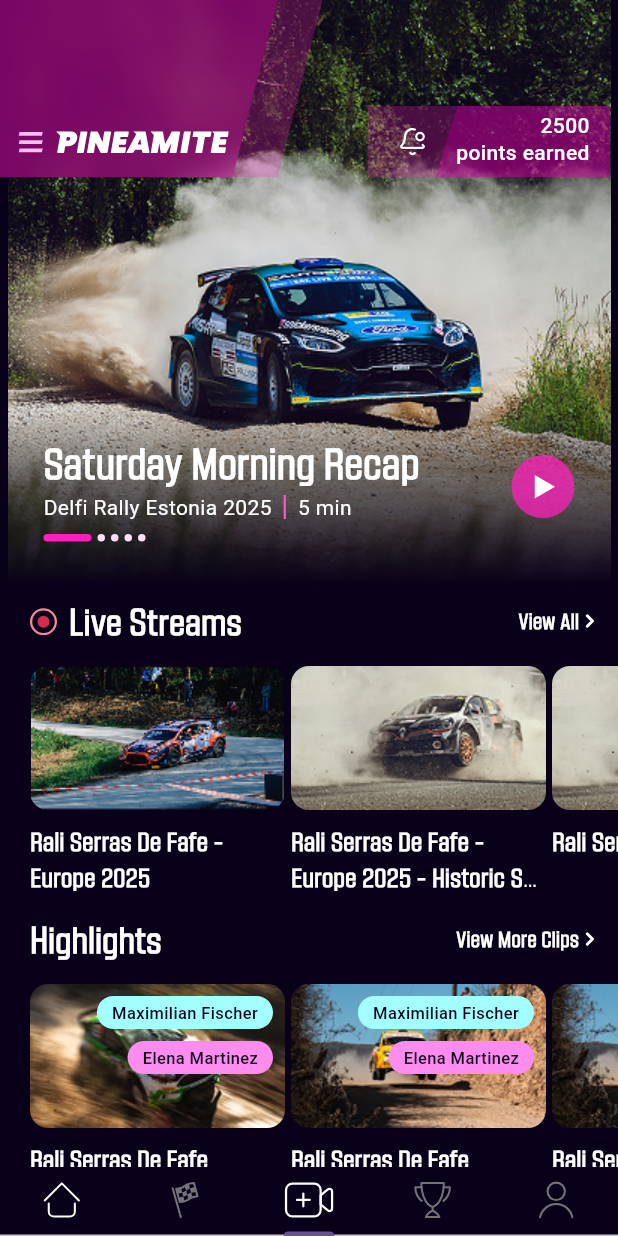
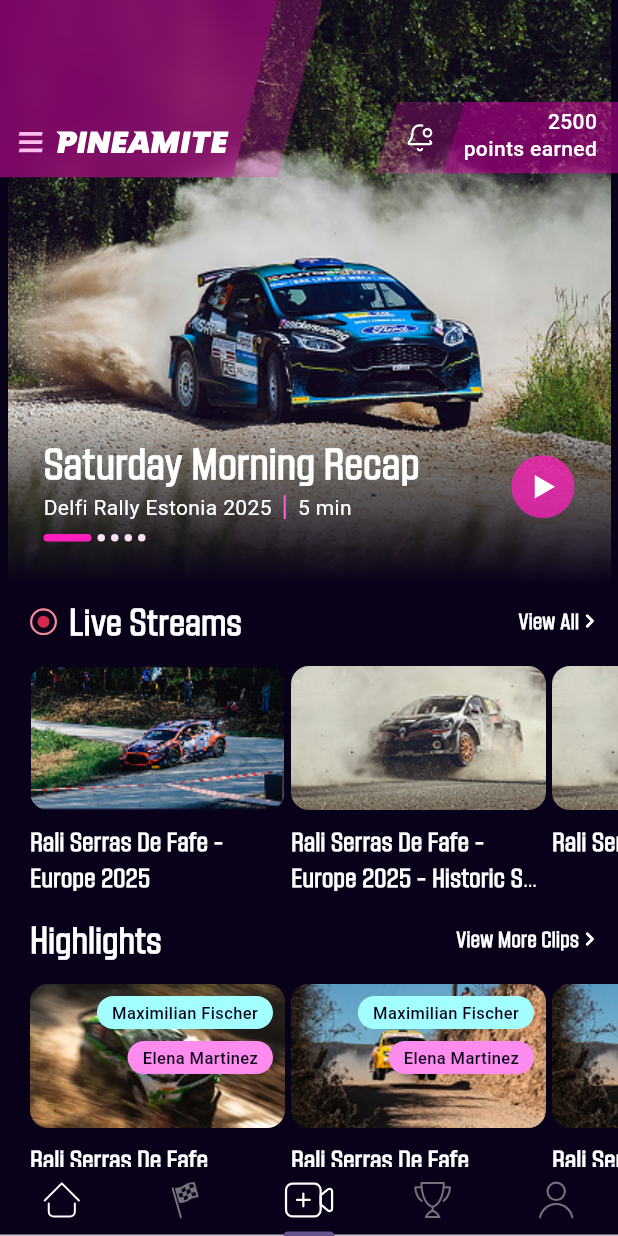
Before and after one commit to MTaimoor99/startup-test, a Flutter app: the screen it shows after launch, on a phone screen of 412 x 824 dp. Run offline on Flutter 3.47's test engine with Material 3 defaults, Android fonts, the phone set to English and light mode, and no system bars; our stand-ins replace flutter_svg; missing offline and left inert: dart:ffi.

Commit message:
fixing the slant of bell icon

```diff
--- a/lib/bell_clipper.dart
+++ b/lib/bell_clipper.dart
@@ -1,13 +1,12 @@
-import 'package:flutter/material.dart';
-
+import 'package:flutter/widgets.dart';
 class BellClipper extends CustomClipper<Path>{
-@override
+  @override
   Path getClip(Size size) {
     Path path = Path();
-    path.lineTo(0, 0); // Start at top left
-    path.lineTo(size.width, 0); // Go to top right
-    path.lineTo(size.width - 15, size.height); // Slant down to bottom (30px from right edge)
-    path.lineTo(0, size.height); // Go to bottom left
+    path.moveTo(15, 0); // Start at top left (slanted in)
+    path.lineTo(size.width, 0); // Go to top right (full width)
+    path.lineTo(size.width - 15, size.height); // Slant in to bottom right
+    path.lineTo(0, size.height); // Go to bottom left (full width)
     path.close();
     return path;
   }
--- a/lib/main.dart
+++ b/lib/main.dart
@@ -596,10 +596,19 @@
                             ],
                           ),
                         ),
-                        Row(
+                      ],
+                    ),
+
+                ),
+                Positioned(
+                top:68,
+                right:0,
+                child:Row(
                           mainAxisAlignment: MainAxisAlignment.end,
                           children: [
-                            ClipPath(
+                            Transform.translate(
+                              offset: Offset(15, 0),
+                              child: ClipPath(
                                 clipper: BellClipper(),
                                 child: Container(
                                   padding: EdgeInsets.all(12),
@@ -613,9 +622,8 @@
                                   ),
                                 ),
                               ),
-                            Transform.translate(
-                              offset: Offset(-15, 0),
-                              child: ClipPath(
+                            ),
+                            ClipPath(
                               clipper: PointsClipper(),
                               child: Container(
                                 padding: const EdgeInsets.only(top:4.0,bottom:4.0,left:14.0,right: 14.0),
@@ -646,14 +654,9 @@
                                 ),
                               ),
                             ),
-                            ),
 
                           ],
-                          ),
-                      ],
-
-                    ),
-                ),
+                          ),),
               ],
                   );
           }
```
Lines whose indentation alone changed are shown as unchanged.
